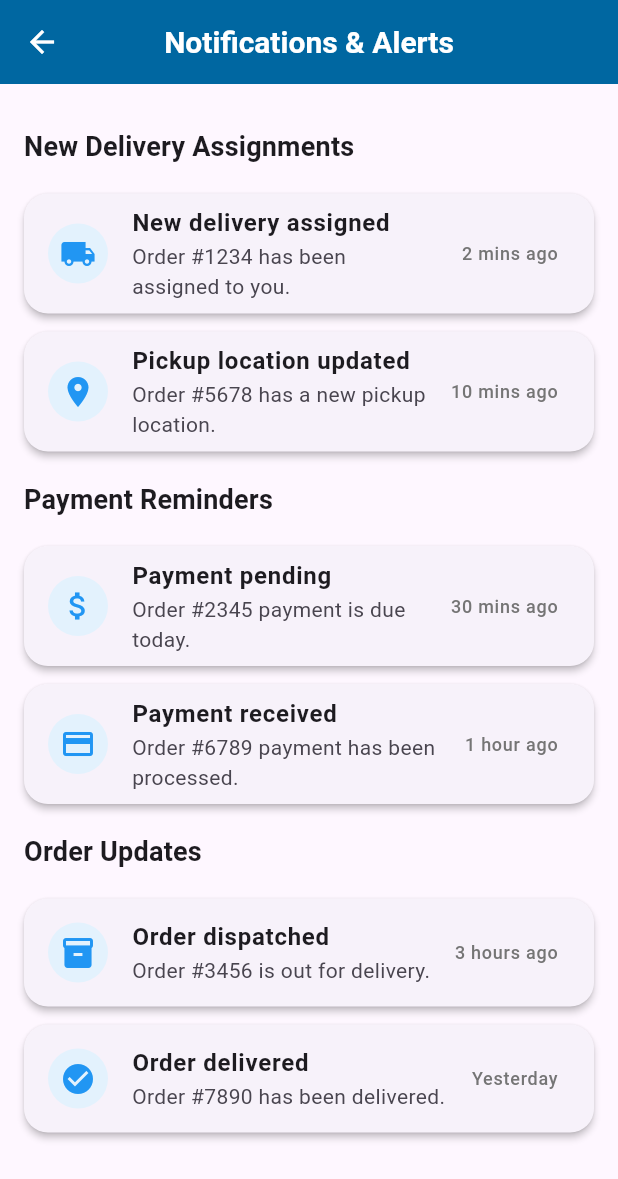
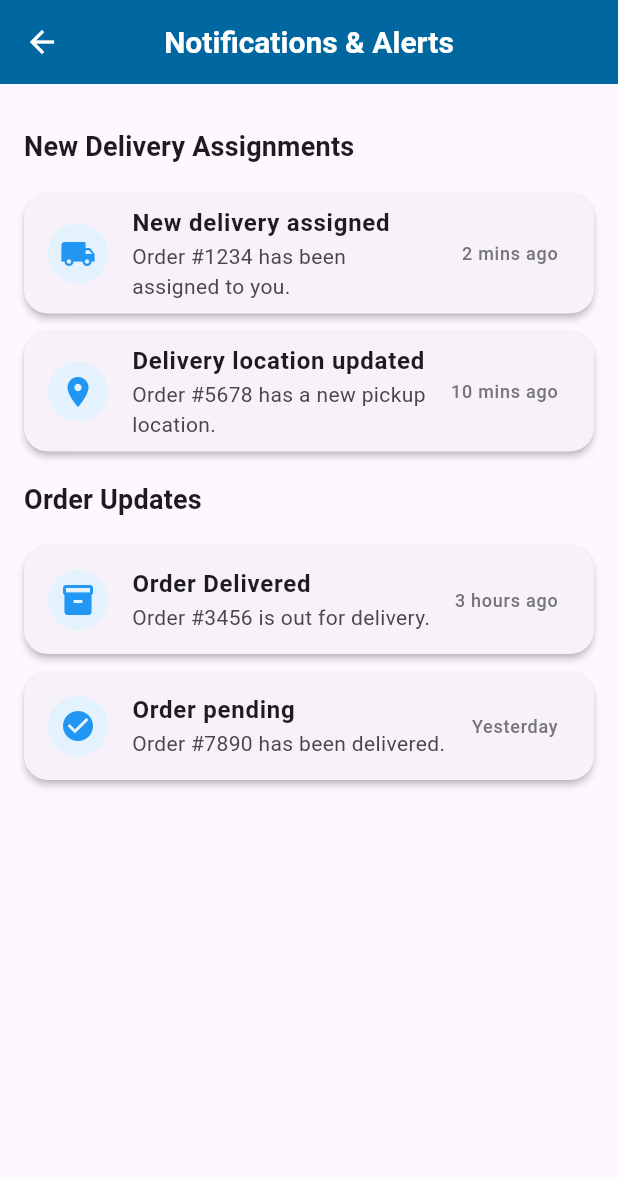
Before and after one commit to vprabhu1771/flutter_supabase_milk_subscription, a Flutter app: the NotificationScreen screen opened directly, on a phone screen of 412 x 824 dp. Shown: the top 1179 px of the screen. Run offline on Flutter 3.47's test engine with Material 3 defaults, Android fonts, the phone set to English and light mode, and no system bars; our stand-ins replace fl_chart, flutter_datetime_picker_plus, flutter_dotenv, flutter_secure_storage, flutter_slidable, fluttertoast and 8 more; missing offline and left inert: flutter_polyline_points, razorpay_flutter; accounts and stored records are empty.

Commit message:
Update NotificationScreen.dart

```diff
--- a/lib/screens/delivery/NotificationScreen.dart
+++ b/lib/screens/delivery/NotificationScreen.dart
@@ -31,33 +31,33 @@ class _NotificationScreenState extends State<NotificationScreen> {
           ),
           NotificationCard(
             icon: Icons.location_on,
-            title: 'Pickup location updated',
+            title: 'Delivery location updated',
             subtitle: 'Order #5678 has a new pickup location.',
             time: '10 mins ago',
           ),
-          const SectionHeader(title: 'Payment Reminders'),
-          NotificationCard(
-            icon: Icons.attach_money,
-            title: 'Payment pending',
-            subtitle: 'Order #2345 payment is due today.',
-            time: '30 mins ago',
-          ),
-          NotificationCard(
-            icon: Icons.credit_card,
-            title: 'Payment received',
-            subtitle: 'Order #6789 payment has been processed.',
-            time: '1 hour ago',
-          ),
+          // const SectionHeader(title: 'Payment Reminders'),
+          // NotificationCard(
+          //   icon: Icons.attach_money,
+          //   title: 'Payment pending',
+          //   subtitle: 'Order #2345 payment is due today.',
+          //   time: '30 mins ago',
+          // ),
+          // NotificationCard(
+          //   icon: Icons.credit_card,
+          //   title: 'Payment received',
+          //   subtitle: 'Order #6789 payment has been processed.',
+          //   time: '1 hour ago',
+          // ),
           const SectionHeader(title: 'Order Updates'),
           NotificationCard(
             icon: Icons.inventory_2,
-            title: 'Order dispatched',
+            title: 'Order Delivered',
             subtitle: 'Order #3456 is out for delivery.',
             time: '3 hours ago',
           ),
           NotificationCard(
             icon: Icons.check_circle,
-            title: 'Order delivered',
+            title: 'Order pending',
             subtitle: 'Order #7890 has been delivered.',
             time: 'Yesterday',
           ),
```
